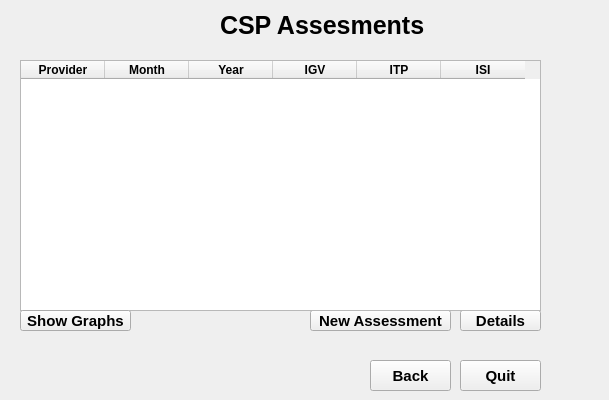
The window that ui/StatusAPIUX_avaliador.ui (hugonh/statusapiux-inc) describes before a commit, drawn with Qt 5.
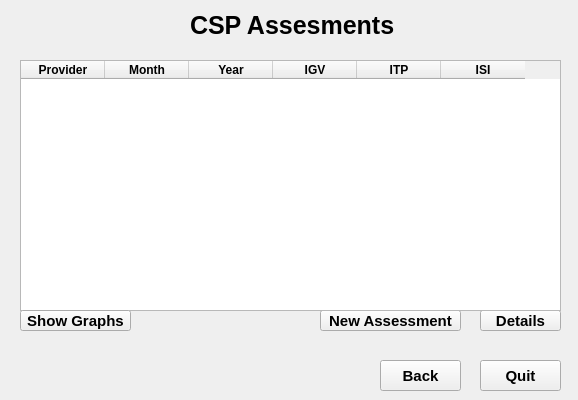
The same window after the commit.

What changed in the file:
```diff
--- a/ui/StatusAPIUX_avaliador.ui
+++ b/ui/StatusAPIUX_avaliador.ui
@@ -9,7 +9,7 @@
    <rect>
     <x>0</x>
     <y>0</y>
-    <width>609</width>
+    <width>578</width>
     <height>400</height>
    </rect>
   </property>
@@ -44,7 +44,7 @@
    <widget class="QPushButton" name="botao_1">
     <property name="geometry">
      <rect>
-      <x>310</x>
+      <x>320</x>
       <y>310</y>
       <width>141</width>
       <height>21</height>
@@ -67,7 +67,7 @@
    <widget class="QPushButton" name="botao_3">
     <property name="geometry">
      <rect>
-      <x>460</x>
+      <x>480</x>
       <y>310</y>
       <width>81</width>
       <height>21</height>
@@ -90,7 +90,7 @@
    <widget class="QLabel" name="label_title">
     <property name="geometry">
      <rect>
-      <x>220</x>
+      <x>190</x>
       <y>0</y>
       <width>231</width>
       <height>51</height>
@@ -157,7 +157,7 @@
      <rect>
       <x>20</x>
       <y>60</y>
-      <width>521</width>
+      <width>541</width>
       <height>251</height>
      </rect>
     </property>
@@ -279,7 +279,7 @@
    <widget class="QPushButton" name="botao_4">
     <property name="geometry">
      <rect>
-      <x>370</x>
+      <x>380</x>
       <y>360</y>
       <width>81</width>
       <height>31</height>
@@ -302,7 +302,7 @@
    <widget class="QPushButton" name="botao_5">
     <property name="geometry">
      <rect>
-      <x>460</x>
+      <x>480</x>
       <y>360</y>
       <width>81</width>
       <height>31</height>
```
Left out of the diff: 2 changed lines with no effect on the pictures.
